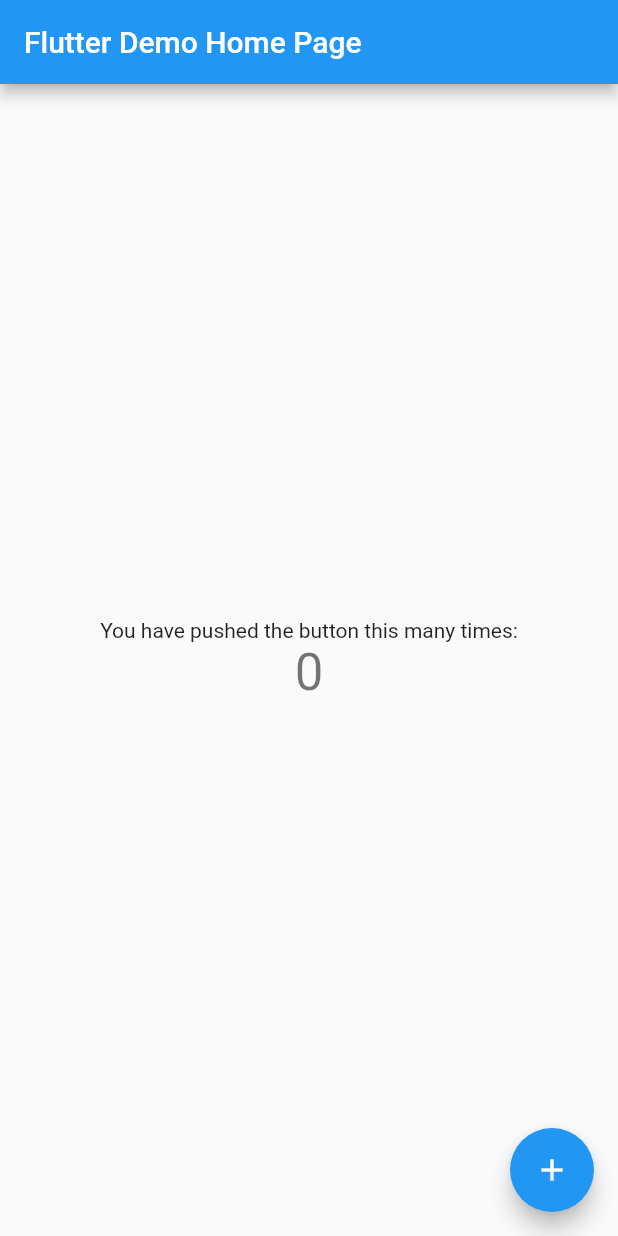
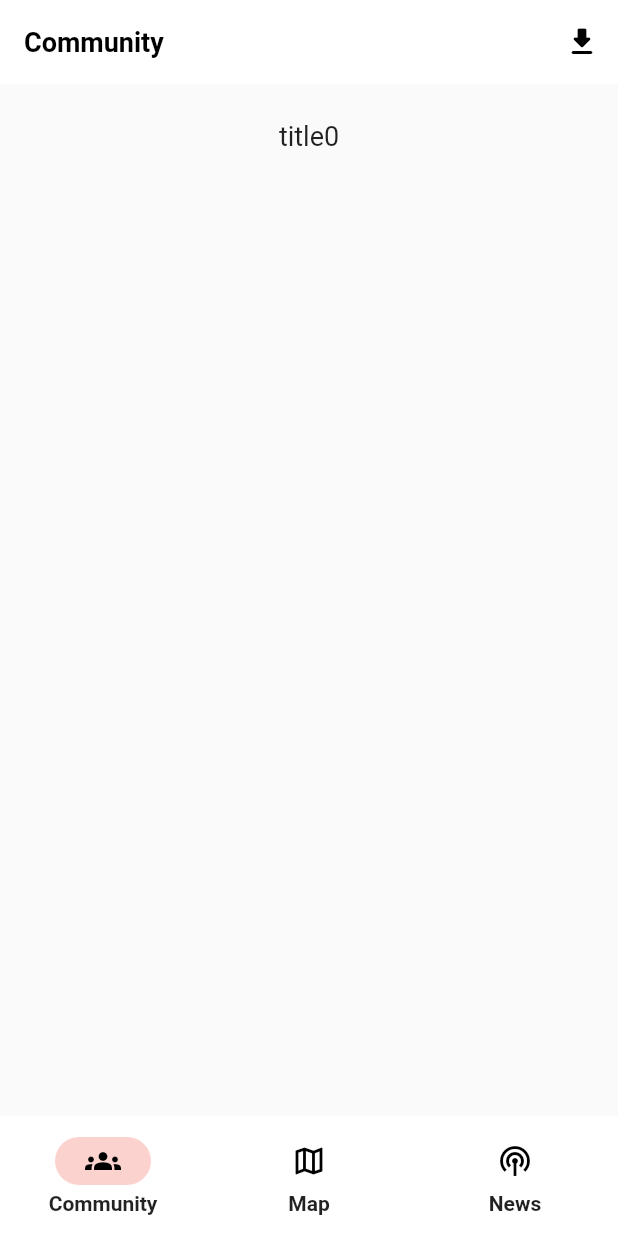
Before and after one commit to aura-cz2006/aura-app, a Flutter app: the screen it shows after launch, on a phone screen of 412 x 824 dp. Run offline on Flutter 3.47's test engine with Material 2 defaults, Android fonts, the phone set to English and light mode, and no system bars.

Commit message:
Added tab navigation, and state

```diff
--- /dev/null
+++ b/lib/apis/aura.dart
@@ -0,0 +1,12 @@
+// discussion apis
+
+import 'package:aura/models/discussion.dart';
+
+class AuraDiscussionAPIInterface {
+  static List<Discussion> getDiscussions() {
+    // todo: call API with dio.get()
+    return [
+      Discussion("1234", "title")
+    ];
+  }
+}
--- /dev/null
+++ b/lib/config/config.dart
@@ -0,0 +1,3 @@
+class Config {
+  Map<String, dynamic> routes = {"auraApi": "https://aura.local"};
+}
--- /dev/null
+++ b/lib/controllers/discussion_controller.dart
@@ -0,0 +1,8 @@
+import 'package:aura/managers/discussion_manager.dart';
+import 'package:aura/util/controller.dart';
+
+class DiscussionController extends Controller {
+  static void getDiscussions() {
+    DiscussionManager().getDiscussions();
+  }
+}
--- a/lib/main.dart
+++ b/lib/main.dart
@@ -1,7 +1,19 @@
+import 'package:aura/managers/discussion_manager.dart';
+import 'package:aura/view/community/community_tab.dart';
+import 'package:aura/view/map/map_tab.dart';
+import 'package:aura/view/news/news_tab.dart';
 import 'package:flutter/material.dart';
+import 'package:provider/provider.dart';
 
 void main() {
-  runApp(const MyApp());
+  runApp(
+    MultiProvider(
+      providers: [
+        ChangeNotifierProvider(create: (context) => DiscussionManager()),
+      ],
+      child: const MyApp(),
+    ),
+  );
 }
 
 class MyApp extends StatelessWidget {
@@ -11,105 +23,85 @@ class MyApp extends StatelessWidget {
   @override
   Widget build(BuildContext context) {
     return MaterialApp(
-      title: 'Flutter Demo',
+      title: 'Aura',
       theme: ThemeData(
-        // This is the theme of your application.
-        //
-        // Try running your application with "flutter run". You'll see the
-        // application has a blue toolbar. Then, without quitting the app, try
-        // changing the primarySwatch below to Colors.green and then invoke
-        // "hot reload" (press "r" in the console where you ran "flutter run",
-        // or simply save your changes to "hot reload" in a Flutter IDE).
-        // Notice that the counter didn't reset back to zero; the application
-        // is not restarted.
-        primarySwatch: Colors.blue,
-      ),
-      home: const MyHomePage(title: 'Flutter Demo Home Page'),
+          appBarTheme: const AppBarTheme(
+              backgroundColor: Colors.white,
+              elevation: 0,
+              actionsIconTheme: IconThemeData(color: Colors.black),
+              titleTextStyle: TextStyle(
+                  color: Colors.black,
+                  fontSize: 18,
+                  fontWeight: FontWeight.bold)),
+          tabBarTheme: TabBarTheme(
+            labelStyle:
+                const TextStyle(fontSize: 18, fontWeight: FontWeight.w500),
+            indicator: BoxDecoration(
+                borderRadius: BorderRadius.circular(50),
+                color: Colors.redAccent),
+            unselectedLabelStyle: const TextStyle(
+              fontSize: 18,
+              fontWeight: FontWeight.w500,
+              color: Colors.black, // ! doesn't work
+            ),
+          ),
+          primarySwatch: Colors.red,
+          navigationBarTheme: NavigationBarThemeData(
+              backgroundColor: Colors.white,
+              labelTextStyle: MaterialStateProperty.all(const TextStyle(
+                  fontSize: 14,
+                  fontWeight: FontWeight.w600,
+                  decorationColor: Colors.red)))),
+      home: const TabBar(),
     );
   }
 }
 
-class MyHomePage extends StatefulWidget {
-  const MyHomePage({Key? key, required this.title}) : super(key: key);
-
-  // This widget is the home page of your application. It is stateful, meaning
-  // that it has a State object (defined below) that contains fields that affect
-  // how it looks.
-
-  // This class is the configuration for the state. It holds the values (in this
-  // case the title) provided by the parent (in this case the App widget) and
-  // used by the build method of the State. Fields in a Widget subclass are
-  // always marked "final".
-
-  final String title;
+/* Navigation Tab Bar */
+class TabBar extends StatefulWidget {
+  const TabBar({Key? key}) : super(key: key);
 
   @override
-  State<MyHomePage> createState() => _MyHomePageState();
+  State<StatefulWidget> createState() => _TabBarState();
 }
 
-class _MyHomePageState extends State<MyHomePage> {
-  int _counter = 0;
-
-  void _incrementCounter() {
-    setState(() {
-      // This call to setState tells the Flutter framework that something has
-      // changed in this State, which causes it to rerun the build method below
-      // so that the display can reflect the updated values. If we changed
-      // _counter without calling setState(), then the build method would not be
-      // called again, and so nothing would appear to happen.
-      _counter++;
-    });
-  }
+class _TabBarState extends State<TabBar> {
+  int selectedIndex = 0;
 
   @override
   Widget build(BuildContext context) {
-    // This method is rerun every time setState is called, for instance as done
-    // by the _incrementCounter method above.
-    //
-    // The Flutter framework has been optimized to make rerunning build methods
-    // fast, so that you can just rebuild anything that needs updating rather
-    // than having to individually change instances of widgets.
     return Scaffold(
-      appBar: AppBar(
-        // Here we take the value from the MyHomePage object that was created by
-        // the App.build method, and use it to set our appbar title.
-        title: Text(widget.title),
-      ),
-      body: Center(
-        // Center is a layout widget. It takes a single child and positions it
-        // in the middle of the parent.
-        child: Column(
-          // Column is also a layout widget. It takes a list of children and
-          // arranges them vertically. By default, it sizes itself to fit its
-          // children horizontally, and tries to be as tall as its parent.
-          //
-          // Invoke "debug painting" (press "p" in the console, choose the
-          // "Toggle Debug Paint" action from the Flutter Inspector in Android
-          // Studio, or the "Toggle Debug Paint" command in Visual Studio Code)
-          // to see the wireframe for each widget.
-          //
-          // Column has various properties to control how it sizes itself and
-          // how it positions its children. Here we use mainAxisAlignment to
-          // center the children vertically; the main axis here is the vertical
-          // axis because Columns are vertical (the cross axis would be
-          // horizontal).
-          mainAxisAlignment: MainAxisAlignment.center,
-          children: <Widget>[
-            const Text(
-              'You have pushed the button this many times:',
-            ),
-            Text(
-              '$_counter',
-              style: Theme.of(context).textTheme.headline4,
-            ),
+        body: IndexedStack(
+          index: selectedIndex,
+          children: const <Widget>[
+            CommunityTab(),
+            MapTab(),
+            NewsTab(),
           ],
         ),
-      ),
-      floatingActionButton: FloatingActionButton(
-        onPressed: _incrementCounter,
-        tooltip: 'Increment',
-        child: const Icon(Icons.add),
-      ), // This trailing comma makes auto-formatting nicer for build methods.
-    );
+        bottomNavigationBar: NavigationBar(
+            selectedIndex: selectedIndex,
+            onDestinationSelected: (int index) {
+              setState(() {
+                selectedIndex = index;
+              });
+            },
+            destinations: const [
+              NavigationDestination(
+                selectedIcon: Icon(Icons.groups),
+                icon: Icon(Icons.groups_outlined),
+                label: 'Community',
+              ),
+              NavigationDestination(
+                selectedIcon: Icon(Icons.map),
+                icon: Icon(Icons.map_outlined),
+                label: 'Map',
+              ),
+              NavigationDestination(
+                selectedIcon: Icon(Icons.podcasts),
+                icon: Icon(Icons.podcasts_outlined),
+                label: 'News',
+              ),
+            ]));
   }
 }
--- /dev/null
+++ b/lib/managers/discussion_manager.dart
@@ -0,0 +1,36 @@
+import 'dart:collection';
+
+import 'package:aura/apis/aura.dart';
+import 'package:aura/models/discussion.dart';
+import 'package:aura/util/manager.dart';
+
+class DiscussionManager extends Manager {
+  // internal private state of discussions
+  final List<Discussion> _discussions = [
+    Discussion("12345", "title0")
+  ];
+
+  // immutable list of discussions, to be consumed externally
+  UnmodifiableListView<Discussion> get discussions =>
+      UnmodifiableListView(_discussions);
+
+  // methodssync {
+  // call API
+  void getDiscussions() async {
+    // call API
+
+    List<Discussion> newDiscussions =
+        await AuraDiscussionAPIInterface.getDiscussions();
+    newDiscussions.forEach((element) {print(element.toString());});
+    print(_discussions.length);
+
+    _discussions.addAll(newDiscussions);
+    // store API result in state
+    notifyListeners();
+  }
+
+  void createDiscussion() {
+    // call API
+    getDiscussions(); // update local state and notify listeners
+  }
+}
--- /dev/null
+++ b/lib/models/comment.dart
@@ -0,0 +1,5 @@
+class Comment {
+  late String body;
+
+  Comment(this.body);
+}
--- /dev/null
+++ b/lib/models/discussion.dart
@@ -0,0 +1,20 @@
+class Discussion {
+  String? id;
+  String? title;
+
+  // late String body;
+  // late List<String> comments; // todo: change this to List<Comment>
+  // late User author;
+  // late List<User> likedBy;
+
+  // constructor
+  Discussion(
+    this.id,
+    this.title, // body, comments, author, likedBy
+  );
+
+  @override
+  String toString() {
+    return 'Discussion: {id: ${id ?? ""}, title: ${title ?? ""}}';
+  }
+}
--- /dev/null
+++ b/lib/models/user.dart
@@ -0,0 +1,6 @@
+class User {
+  late String id;
+  late String username;
+
+  User(this.id, this.username);
+}
--- /dev/null
+++ b/lib/util/controller.dart
@@ -0,0 +1,5 @@
+class Controller {
+  void getDiscussion() {
+
+  }
+}
--- /dev/null
+++ b/lib/util/manager.dart
@@ -0,0 +1,3 @@
+import 'package:flutter/material.dart';
+
+class Manager extends ChangeNotifier {}
--- /dev/null
+++ b/lib/view/community/community_tab.dart
@@ -0,0 +1,39 @@
+import 'package:aura/controllers/discussion_controller.dart';
+import 'package:aura/managers/discussion_manager.dart';
+import 'package:flutter/material.dart';
+import 'package:provider/provider.dart';
+
+class CommunityTab extends StatelessWidget {
+  const CommunityTab({Key? key}) : super(key: key);
+
+  @override
+  Widget build(BuildContext context) {
+    return Scaffold(
+      appBar: AppBar(
+        title: const Text('Community'),
+        actions: [
+          IconButton(
+              onPressed: () => DiscussionController.getDiscussions(),
+              icon: const Icon(Icons.download_rounded))
+        ],
+      ),
+      body: Center(child: Consumer<DiscussionManager>(
+          builder: (context, discussionManager, child) {
+        return ListView.builder(
+            padding: const EdgeInsets.all(8),
+            itemCount: discussionManager.discussions.length,
+            itemBuilder: (BuildContext context, int index) {
+              return Container(
+                height: 50,
+                margin: const EdgeInsets.all(2),
+                child: Center(
+                    child: Text(
+                  discussionManager.discussions[index].title ?? "undefined",
+                  style: const TextStyle(fontSize: 18),
+                )),
+              );
+            });
+      })),
+    );
+  }
+}
--- a/pubspec.yaml
+++ b/pubspec.yaml
@@ -29,6 +29,8 @@ environment:
 dependencies:
   flutter:
     sdk: flutter
+  provider: ^6.0.0
+  dio: ^4.0.4
 
 
   # The following adds the Cupertino Icons font to your application.
```
Also changed, not shown: lib/view/map/map_tab.dart (added, +19 -0 lines), lib/view/news/news_tab.dart (added, +51 -0 lines), 1 other file.
